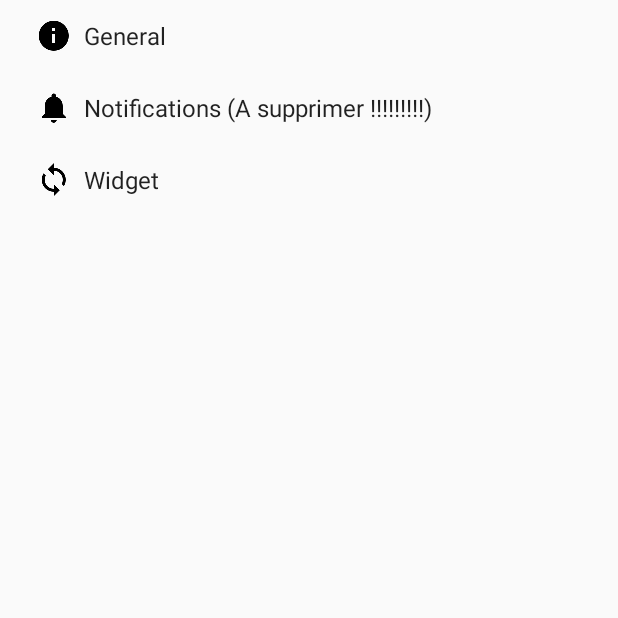
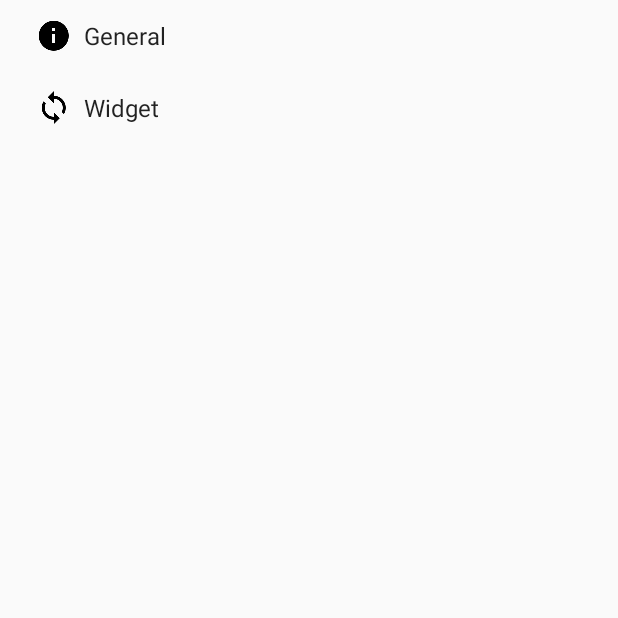
Before and after one commit to Karthi950/AntiRadar, an Android app: the SettingsActivity screen opened directly, with no data from a screen before it, on a phone screen of 412 x 824 dp, the top half of it. Run offline under Robolectric (Android 15) with nearby library versions, the phone set to English and light mode, and no system bars.

Commit message:
remove notif fragment

```diff
--- a/app/src/main/res/xml/pref_headers.xml
+++ b/app/src/main/res/xml/pref_headers.xml
@@ -8,11 +8,6 @@
         android:title="@string/pref_header_general" />
 
     <header
-        android:fragment="com.example.karthi.antiradar.SettingsActivity$NotificationPreferenceFragment"
-        android:icon="@drawable/ic_notifications_black_24dp"
-        android:title="@string/pref_header_notifications" />
-
-    <header
         android:fragment="com.example.karthi.antiradar.SettingsActivity$WidgetPreferenceFragment"
         android:icon="@drawable/ic_sync_black_24dp"
         android:title="@string/pref_header_widget" />
--- a/app/src/main/res/xml/pref_notification.xml
+++ /dev/null
@@ -1,27 +0,0 @@
-<PreferenceScreen xmlns:android="http://schemas.android.com/apk/res/android">
-
-    <!-- A 'parent' preference, which enables/disables child preferences (below)
-         when checked/unchecked. -->
-    <SwitchPreference
-        android:defaultValue="true"
-        android:key="notifications_new_message"
-        android:title="@string/pref_title_new_message_notifications" />
-
-    <!-- Allows the user to choose a ringtone in the 'notification' category. -->
-    <!-- NOTE: This preference will be enabled only when the checkbox above is checked. -->
-    <!-- NOTE: RingtonePreference's summary should be set to its value by the activity code. -->
-    <RingtonePreference
-        android:defaultValue="content://settings/system/notification_sound"
-        android:dependency="notifications_new_message"
-        android:key="notifications_new_message_ringtone"
-        android:ringtoneType="notification"
-        android:title="@string/pref_title_ringtone" />
-
-    <!-- NOTE: This preference will be enabled only when the checkbox above is checked. -->
-    <SwitchPreference
-        android:defaultValue="true"
-        android:dependency="notifications_new_message"
-        android:key="notifications_new_message_vibrate"
-        android:title="@string/pref_title_vibrate" />
-
-</PreferenceScreen>
```
Also changed, not shown: app/src/main/java/com/example/karthi/antiradar/SettingsActivity.java (+3 -39 lines).
